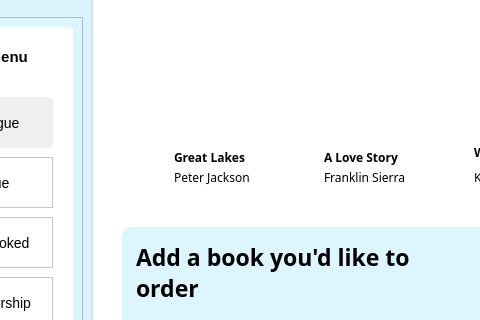
Before: the Qt Designer form LIS/membercatalogue.ui in TenacioussD/library_information_system, drawn with Qt 5; both pictures show x 147 to 627 and y 162 to 482 of the 1019 by 670 pixel window.
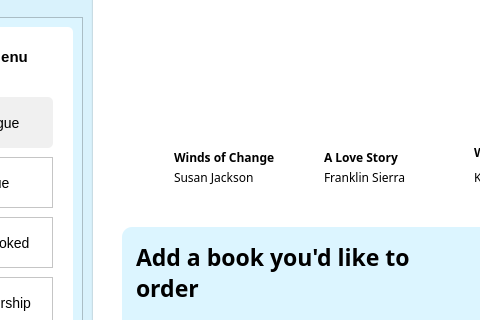
After: the same form once the commit is applied. Icons and pictures are not drawn.

Commit message: Small updates as I go

What changed in the file:
```diff
--- a/LIS/membercatalogue.ui
+++ b/LIS/membercatalogue.ui
@@ -1392,7 +1392,7 @@
                <rect>
                 <x>0</x>
                 <y>140</y>
-                <width>111</width>
+                <width>141</width>
                 <height>51</height>
                </rect>
               </property>
@@ -1407,7 +1407,7 @@
                 <rect>
                  <x>0</x>
                  <y>10</y>
-                 <width>91</width>
+                 <width>141</width>
                  <height>21</height>
                 </rect>
                </property>
@@ -1429,7 +1429,7 @@
                 <enum>QPlainTextEdit::WidgetWidth</enum>
                </property>
                <property name="plainText">
-                <string>Great Lakes</string>
+                <string>Winds of Change</string>
                </property>
                <property name="textInteractionFlags">
                 <set>Qt::TextSelectableByKeyboard|Qt::TextSelectableByMouse</set>
@@ -1440,7 +1440,7 @@
                 <rect>
                  <x>0</x>
                  <y>30</y>
-                 <width>104</width>
+                 <width>141</width>
                  <height>21</height>
                 </rect>
                </property>
@@ -1455,7 +1455,7 @@
                 <enum>Qt::ScrollBarAlwaysOff</enum>
                </property>
                <property name="plainText">
-                <string>Peter Jackson</string>
+                <string>Susan Jackson</string>
                </property>
               </widget>
              </widget>
```
The commit also changes 1 other file.
